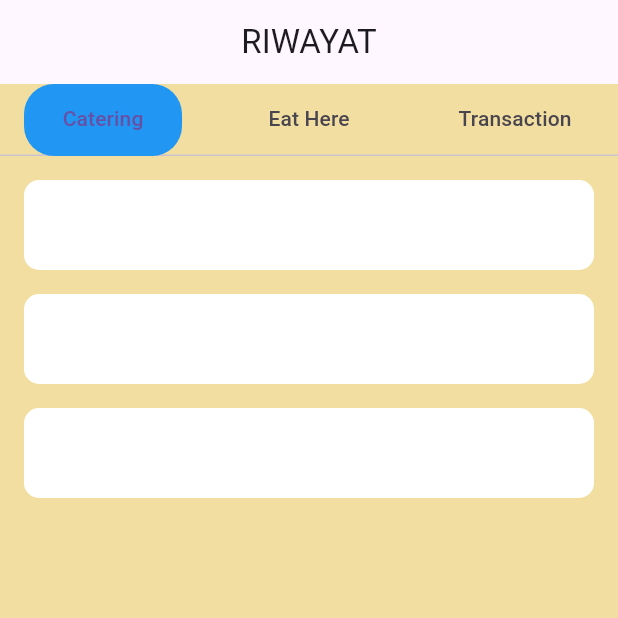
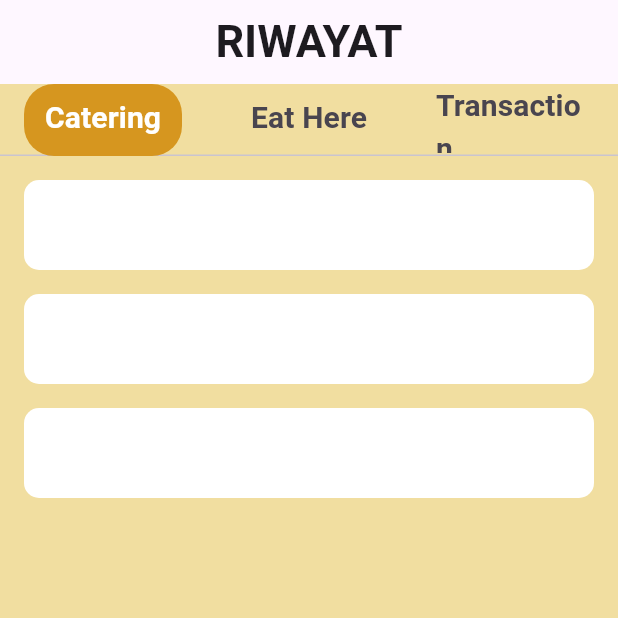
Before and after one commit to MastPutro/buhar_gudeg, a Flutter app: the HistoryTab screen opened directly, on a phone screen of 412 x 824 dp, the top half of it. Run offline on Flutter 3.47's test engine with Material 3 defaults, Android fonts, the phone set to English and light mode, and no system bars.

Commit message:
tampilan e urung dadi v1.3

```diff
--- a/lib/history.dart
+++ b/lib/history.dart
@@ -9,7 +9,7 @@ class HistoryTab extends StatelessWidget {
       backgroundColor: const Color(0xfff1dea0),
       appBar: AppBar(
         centerTitle: true,
-        title: Text('RIWAYAT'),
+        title: Text('RIWAYAT', style: TextStyle(fontWeight: FontWeight.bold, fontSize: 30),),
       ),
       body: Column(
         children: [
@@ -59,9 +59,11 @@ class HistoryTab extends StatelessWidget {
             ),
           ],
             indicator: BoxDecoration(
-              color: Colors.blue,
-              borderRadius: BorderRadius.circular(20)
+              color: Color(0xffd6961f),
+              borderRadius: BorderRadius.circular(20),
             ),
+            labelColor: Colors.white,
+            labelStyle: TextStyle(fontWeight: FontWeight.bold, fontSize: 20),
           ),
           Expanded(
             child: TabBarView(children: [
```
Also changed, not shown: lib/homepage.dart (+9 -1 lines).
